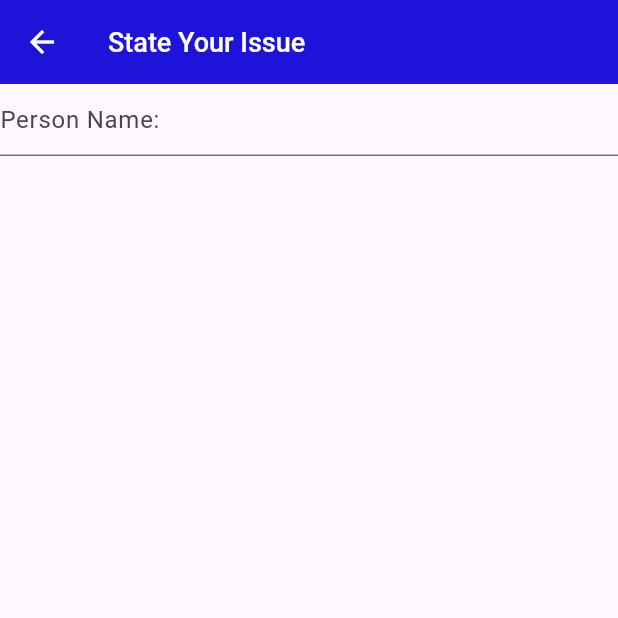
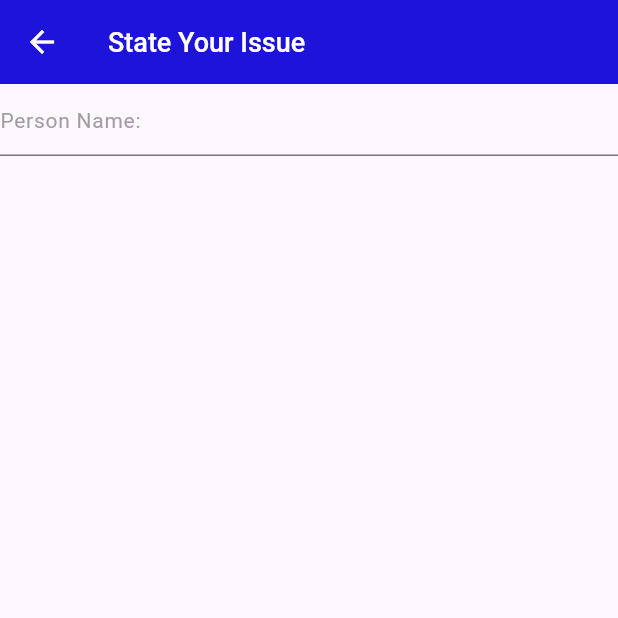
Before and after one commit to AthiraaAthi/Lendo_Admin_App, a Flutter app: the SelectedPerson screen opened directly, on a phone screen of 412 x 824 dp, the top half of it. Run offline on Flutter 3.47's test engine with Material 3 defaults, Android fonts, the phone set to English and light mode, and no system bars.

Commit message:
add hint style to InputDecoration in TextField of SelectedPerson widget

```diff
--- a/lib/view/home/selected.dart
+++ b/lib/view/home/selected.dart
@@ -28,6 +28,10 @@ class SelectedPerson extends StatelessWidget {
           TextField(
             decoration: InputDecoration(
               hintText: "Person Name:",
+              hintStyle: TextStyle(
+                color: Colors.grey,
+                fontSize: 14,
+              ),
             ),
           )
         ],
```
